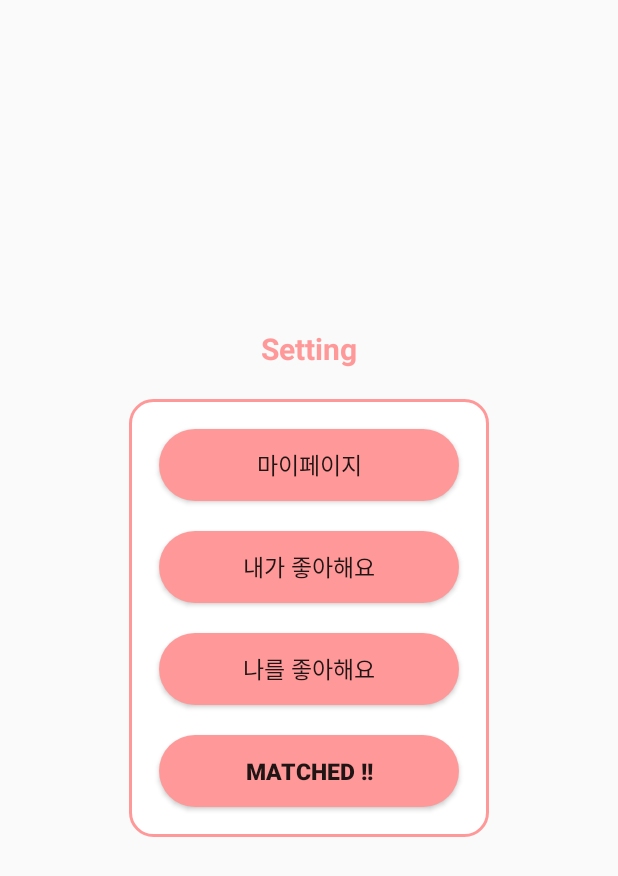
After one commit to yys7517/MyTinder, an Android app: the layout activity_setting.xml on its own in the app's theme, with its tools: preview values and no code run, on a phone screen of 412 x 824 dp. The commit adds this screen. Shown: the top 876 px of the screen. Run offline under Robolectric (Android 15) with nearby library versions, the light colour scheme and no system bars.

Commit message:
마이페이지, 설정화면 레이아웃 수정.

```diff
--- /dev/null
+++ b/app/src/main/java/com/example/mytinder/setting/SettingActivity.kt
@@ -0,0 +1,44 @@
+package com.example.mytinder.setting
+
+import android.content.Intent
+import androidx.appcompat.app.AppCompatActivity
+import android.os.Bundle
+import android.widget.Button
+import com.example.mytinder.R
+import com.example.mytinder.message.LikeMeListActivity
+import com.example.mytinder.message.MatchedListActivity
+import com.example.mytinder.message.MyLikeListActivity
+
+class SettingActivity : AppCompatActivity() {
+    override fun onCreate(savedInstanceState: Bundle?) {
+        super.onCreate(savedInstanceState)
+        setContentView(R.layout.activity_setting)
+
+        val btnMyPage : Button = findViewById(R.id.btnMyPage)
+        val btnMyLike : Button = findViewById(R.id.btnMyLike)
+        val btnLikeMe : Button = findViewById(R.id.btnLikeMe)
+        val btnMatched : Button = findViewById(R.id.btnMatched)
+
+        btnMyPage.setOnClickListener {
+            val intent = Intent( this, MyPageActivity::class.java )
+            startActivity(intent)
+
+        }
+
+        btnMyLike.setOnClickListener {
+            val intent = Intent( this, MyLikeListActivity::class.java )
+            startActivity(intent)
+
+        }
+
+        btnLikeMe.setOnClickListener {
+            val intent = Intent( this, LikeMeListActivity::class.java )
+            startActivity(intent)
+        }
+
+        btnMatched.setOnClickListener {
+            val intent = Intent( this, MatchedListActivity::class.java )
+            startActivity(intent)
+        }
+    }
+}
--- /dev/null
+++ b/app/src/main/res/drawable/background_layout_stroke_radius.xml
@@ -0,0 +1,16 @@
+<?xml version="1.0" encoding="utf-8"?>
+<shape xmlns:android="http://schemas.android.com/apk/res/android"
+    android:padding="10dp"
+    android:shape="rectangle" >
+    <solid android:color="@color/white" />
+    <corners
+        android:bottomLeftRadius="15dp"
+        android:bottomRightRadius="15dp"
+        android:topLeftRadius="15dp"
+        android:topRightRadius="15dp" />
+
+<!--     테두리 선-->
+    <stroke
+        android:width="2dp"
+        android:color="@color/main_color" />
+</shape>
--- a/app/src/main/res/layout/activity_my_page.xml
+++ b/app/src/main/res/layout/activity_my_page.xml
@@ -11,11 +11,11 @@
 
         <ImageView
             android:id="@+id/myImage"
-            android:scaleType="fitXY"
             android:layout_margin="20dp"
-            android:layout_width="100dp"
+            android:layout_width="match_parent"
             android:layout_gravity="center"
-            android:layout_height="100dp"/>
+            android:adjustViewBounds="true"
+            android:layout_height="150dp"/>
 
         <LinearLayout
             android:layout_width="wrap_content"
--- /dev/null
+++ b/app/src/main/res/layout/activity_setting.xml
@@ -0,0 +1,90 @@
+<?xml version="1.0" encoding="utf-8"?>
+<androidx.constraintlayout.widget.ConstraintLayout
+    xmlns:android="http://schemas.android.com/apk/res/android"
+    xmlns:app="http://schemas.android.com/apk/res-auto"
+    xmlns:tools="http://schemas.android.com/tools"
+    android:layout_width="match_parent"
+    android:layout_height="match_parent"
+    android:orientation="vertical"
+    tools:context=".setting.SettingActivity">
+
+    <TextView
+        android:layout_width="wrap_content"
+        android:layout_height="wrap_content"
+        android:text="Setting"
+        android:textAlignment="center"
+        android:textColor="@color/main_color"
+        android:textSize="20sp"
+        android:textStyle="bold"
+        android:layout_marginBottom="20dp"
+        app:layout_constraintBottom_toTopOf="@+id/linearLayout"
+        app:layout_constraintEnd_toEndOf="parent"
+        app:layout_constraintStart_toStartOf="parent" />
+
+    <LinearLayout
+        android:id="@+id/linearLayout"
+        android:layout_width="wrap_content"
+        android:layout_height="wrap_content"
+        android:layout_margin="10dp"
+        android:background="@drawable/background_layout_stroke_radius"
+        android:orientation="vertical"
+        android:padding="10dp"
+        app:layout_constraintBottom_toBottomOf="parent"
+        app:layout_constraintLeft_toLeftOf="parent"
+        app:layout_constraintRight_toRightOf="parent"
+        app:layout_constraintTop_toTopOf="parent">
+
+        <Button
+            android:id="@+id/btnMyPage"
+            android:layout_width="200dp"
+            android:layout_height="wrap_content"
+            android:layout_margin="10dp"
+            android:background="@drawable/background_maincolor_radius"
+            android:text="마이페이지"
+            android:textSize="15sp"
+            app:layout_constraintBottom_toBottomOf="parent"
+            app:layout_constraintEnd_toEndOf="parent"
+            app:layout_constraintStart_toStartOf="parent"
+            app:layout_constraintTop_toTopOf="parent" />
+
+        <Button
+            android:id="@+id/btnMyLike"
+            android:layout_width="200dp"
+            android:layout_height="wrap_content"
+            android:layout_margin="10dp"
+            android:background="@drawable/background_maincolor_radius"
+            android:text="내가 좋아해요"
+            android:textSize="15sp"
+            app:layout_constraintEnd_toEndOf="parent"
+            app:layout_constraintStart_toStartOf="parent"
+            app:layout_constraintTop_toBottomOf="@+id/btnMyPage" />
+
+        <Button
+            android:id="@+id/btnLikeMe"
+            android:layout_width="200dp"
+            android:layout_height="wrap_content"
+            android:layout_margin="10dp"
+            android:background="@drawable/background_maincolor_radius"
+            android:text="나를 좋아해요"
+            android:textSize="15sp"
+            app:layout_constraintEnd_toEndOf="parent"
+            app:layout_constraintStart_toStartOf="parent"
+            app:layout_constraintTop_toBottomOf="@+id/btnMyLike" />
+
+        <Button
+            android:id="@+id/btnMatched"
+            android:layout_width="200dp"
+            android:layout_height="wrap_content"
+            android:layout_margin="10dp"
+            android:background="@drawable/background_maincolor_radius"
+            android:text="MATCHED !!"
+            android:textStyle="bold"
+            android:textSize="15sp"
+            app:layout_constraintEnd_toEndOf="parent"
+            app:layout_constraintStart_toStartOf="parent"
+            app:layout_constraintTop_toBottomOf="@+id/btnLikeMe" />
+
+    </LinearLayout>
+
+
+</androidx.constraintlayout.widget.ConstraintLayout>
```
